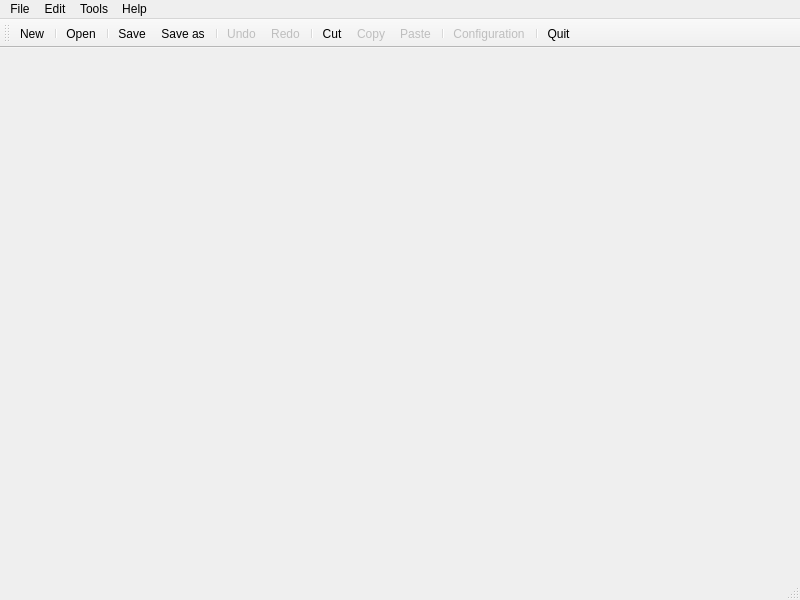
Above: mainwindow.ui from grevutiu-gabriel/PyWaveMenu before the change. Below: the same form after it.
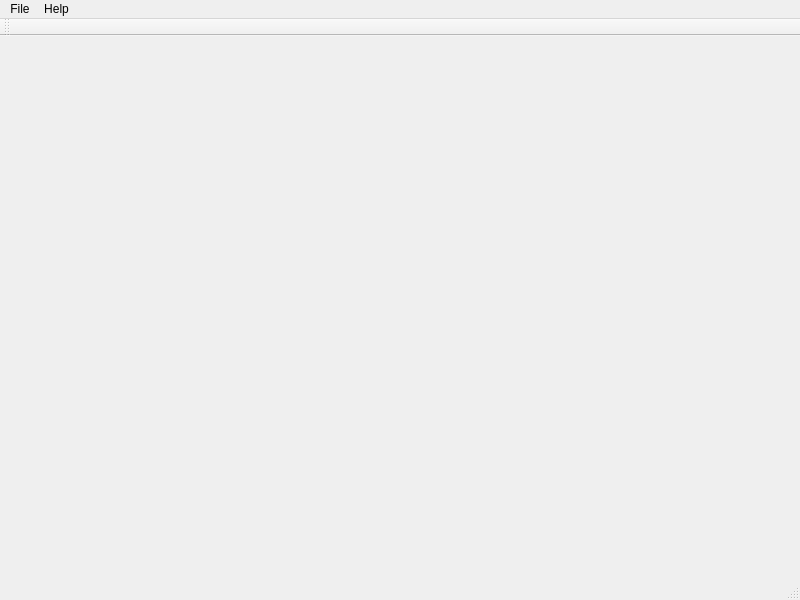
That is the form after the change. Icons and pictures are not drawn.

```diff
--- a/mainwindow.ui
+++ b/mainwindow.ui
@@ -26,7 +26,7 @@
      <x>0</x>
      <y>0</y>
      <width>800</width>
-     <height>21</height>
+     <height>20</height>
     </rect>
    </property>
    <widget class="QMenu" name="menuFile">
@@ -42,25 +42,6 @@
     <addaction name="separator"/>
     <addaction name="actionQuit"/>
    </widget>
-   <widget class="QMenu" name="menuEdit">
-    <property name="title">
-     <string>Edit</string>
-    </property>
-    <addaction name="actionCut"/>
-    <addaction name="actionCopy"/>
-    <addaction name="actionPast"/>
-    <addaction name="separator"/>
-    <addaction name="actionUndo"/>
-    <addaction name="actionRedo"/>
-   </widget>
-   <widget class="QMenu" name="menuTools">
-    <property name="title">
-     <string>Tools</string>
-    </property>
-    <addaction name="actionRun_Script"/>
-    <addaction name="separator"/>
-    <addaction name="actionConfiguration"/>
-   </widget>
    <widget class="QMenu" name="menuHelp">
     <property name="title">
      <string>Help</string>
@@ -70,8 +51,6 @@
     <addaction name="actionAbout"/>
    </widget>
    <addaction name="menuFile"/>
-   <addaction name="menuEdit"/>
-   <addaction name="menuTools"/>
    <addaction name="menuHelp"/>
   </widget>
   <widget class="QStatusBar" name="statusbar"/>
@@ -85,111 +64,7 @@
    <attribute name="toolBarBreak">
     <bool>false</bool>
    </attribute>
-   <addaction name="actionNew"/>
-   <addaction name="separator"/>
-   <addaction name="actionOpen"/>
-   <addaction name="separator"/>
-   <addaction name="actionSave"/>
-   <addaction name="actionSave_as"/>
-   <addaction name="separator"/>
-   <addaction name="actionUndo"/>
-   <addaction name="actionRedo"/>
-   <addaction name="separator"/>
-   <addaction name="actionCut"/>
-   <addaction name="actionCopy"/>
-   <addaction name="actionPast"/>
-   <addaction name="separator"/>
-   <addaction name="actionConfiguration"/>
-   <addaction name="separator"/>
-   <addaction name="actionQuit"/>
   </widget>
-  <action name="actionNew">
-   <property name="enabled">
-    <bool>true</bool>
-   </property>
-   <property name="icon">
-    <iconset resource="hRecursos.qrc">
-     <normaloff>:/new/icones/icones/document-new.png</normaloff>:/new/icones/icones/document-new.png</iconset>
-   </property>
-   <property name="text">
-    <string>New</string>
-   </property>
-  </action>
-  <action name="actionOpen">
-   <property name="icon">
-    <iconset resource="hRecursos.qrc">
-     <normaloff>:/new/icones/icones/document-open.png</normaloff>:/new/icones/icones/document-open.png</iconset>
-   </property>
-   <property name="text">
-    <string>Open</string>
-   </property>
-  </action>
-  <action name="actionSave">
-   <property name="icon">
-    <iconset resource="hRecursos.qrc">
-     <normaloff>:/new/icones/icones/document-save.png</normaloff>:/new/icones/icones/document-save.png</iconset>
-   </property>
-   <property name="text">
-    <string>Save</string>
-   </property>
-  </action>
-  <action name="actionSave_as">
-   <property name="enabled">
-    <bool>true</bool>
-   </property>
-   <property name="icon">
-    <iconset resource="hRecursos.qrc">
-     <normaloff>:/new/icones/icones/document-save-as.png</normaloff>:/new/icones/icones/document-save-as.png</iconset>
-   </property>
-   <property name="text">
-    <string>Save as...</string>
-   </property>
-  </action>
-  <action name="actionQuit">
-   <property name="icon">
-    <iconset resource="hRecursos.qrc">
-     <normaloff>:/new/icones/icones/system-shutdown.png</normaloff>:/new/icones/icones/system-shutdown.png</iconset>
-   </property>
-   <property name="text">
-    <string>Quit</string>
-   </property>
-  </action>
-  <action name="actionCut">
-   <property name="enabled">
-    <bool>true</bool>
-   </property>
-   <property name="icon">
-    <iconset resource="hRecursos.qrc">
-     <normaloff>:/new/icones/icones/edit-cut.png</normaloff>:/new/icones/icones/edit-cut.png</iconset>
-   </property>
-   <property name="text">
-    <string>Cut</string>
-   </property>
-  </action>
-  <action name="actionCopy">
-   <property name="enabled">
-    <bool>false</bool>
-   </property>
-   <property name="icon">
-    <iconset resource="hRecursos.qrc">
-     <normaloff>:/new/icones/icones/edit-copy.png</normaloff>:/new/icones/icones/edit-copy.png</iconset>
-   </property>
-   <property name="text">
-    <string>Copy</string>
-   </property>
-  </action>
-  <action name="actionPast">
-   <property name="enabled">
-    <bool>false</bool>
-   </property>
-   <property name="icon">
-    <iconset resource="hRecursos.qrc">
-     <normaloff>:/new/icones/icones/edit-paste.png</normaloff>:/new/icones/icones/edit-paste.png</iconset>
-   </property>
-   <property name="text">
-    <string>Paste</string>
-   </property>
-  </action>
   <action name="actionConfiguration">
    <property name="enabled">
     <bool>false</bool>
@@ -202,46 +77,6 @@
     <string>Configuration</string>
    </property>
   </action>
-  <action name="actionPython">
-   <property name="checkable">
-    <bool>true</bool>
-   </property>
-   <property name="checked">
-    <bool>true</bool>
-   </property>
-   <property name="text">
-    <string>Python</string>
-   </property>
-  </action>
-  <action name="actionUndo">
-   <property name="enabled">
-    <bool>false</bool>
-   </property>
-   <property name="icon">
-    <iconset resource="hRecursos.qrc">
-     <normaloff>:/new/icones/icones/edit-undo.png</normaloff>:/new/icones/icones/edit-undo.png</iconset>
-   </property>
-   <property name="text">
-    <string>Undo</string>
-   </property>
-  </action>
-  <action name="actionRedo">
-   <property name="enabled">
-    <bool>false</bool>
-   </property>
-   <property name="icon">
-    <iconset resource="hRecursos.qrc">
-     <normaloff>:/new/icones/icones/edit-redo.png</normaloff>:/new/icones/icones/edit-redo.png</iconset>
-   </property>
-   <property name="text">
-    <string>Redo</string>
-   </property>
-  </action>
-  <action name="actionPython_Docs_Online">
-   <property name="text">
-    <string>Python Docs (Online)</string>
-   </property>
-  </action>
   <action name="actionAbout">
    <property name="icon">
     <iconset resource="hRecursos.qrc">
```
Left out of the diff: 33 changed lines with no effect on the pictures.
